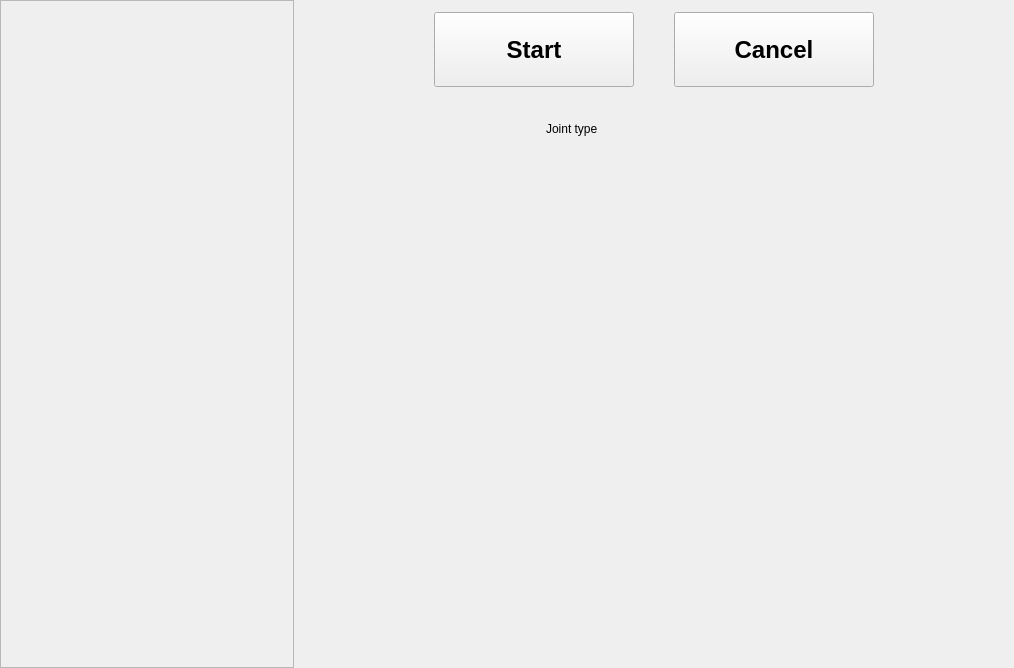
Before: the Qt Designer form forms/dovetail_camera_page.ui in jtlemon/sanding_machine, drawn with Qt 5.
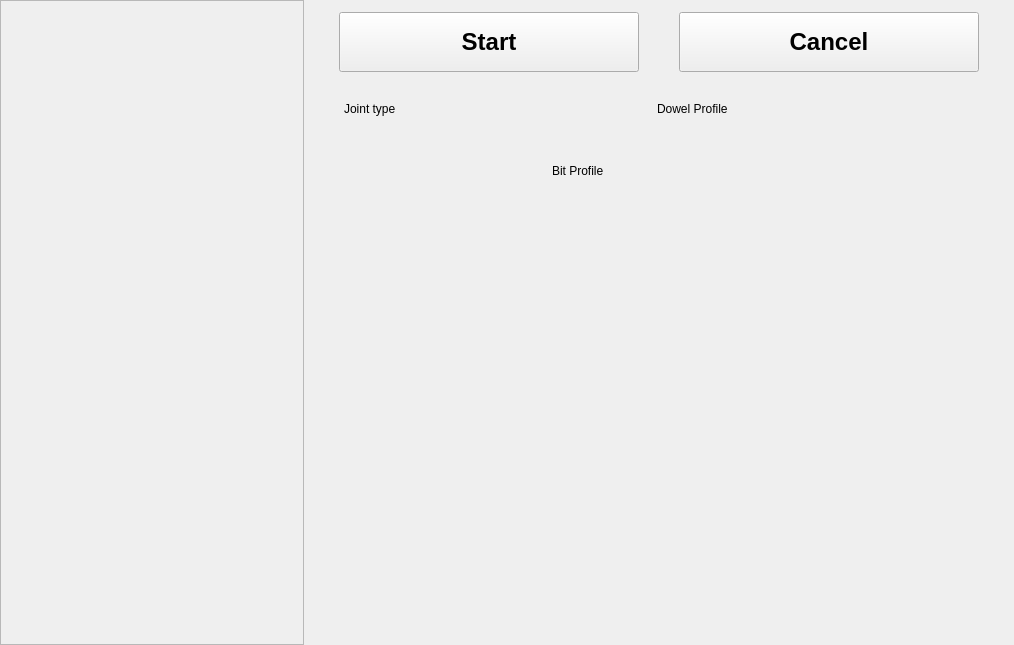
After: the same form once the commit is applied. Icons and pictures are not drawn. Custom widgets are drawn as their Qt base class.

Commit message: activate unit conversion and load the profiles in the camera page

```diff
--- a/forms/dovetail_camera_page.ui
+++ b/forms/dovetail_camera_page.ui
@@ -7,7 +7,7 @@
     <x>0</x>
     <y>0</y>
     <width>1014</width>
-    <height>668</height>
+    <height>645</height>
    </rect>
   </property>
   <property name="windowTitle">
@@ -43,7 +43,7 @@
     </widget>
    </item>
    <item>
-    <layout class="QVBoxLayout" name="verticalLayout" stretch="0,0,0,0,1">
+    <layout class="QVBoxLayout" name="verticalLayout" stretch="0,0,0,0,0,1">
      <property name="spacing">
       <number>12</number>
      </property>
@@ -72,8 +72,8 @@
         <widget class="QPushButton" name="start_button">
          <property name="minimumSize">
           <size>
-           <width>200</width>
-           <height>75</height>
+           <width>300</width>
+           <height>60</height>
           </size>
          </property>
          <property name="font">
@@ -96,8 +96,8 @@
         <widget class="QPushButton" name="cancel_Button">
          <property name="minimumSize">
           <size>
-           <width>200</width>
-           <height>75</height>
+           <width>300</width>
+           <height>60</height>
           </size>
          </property>
          <property name="font">
@@ -129,9 +129,9 @@
       </layout>
      </item>
      <item>
-      <layout class="QHBoxLayout" name="horizontalLayout_3">
+      <layout class="QHBoxLayout" name="horizontalLayout_3" stretch="0,0,1,0,1,0">
        <item>
-        <spacer name="horizontalSpacer_6">
+        <spacer name="horizontalSpacer_5">
          <property name="orientation">
           <enum>Qt::Horizontal</enum>
          </property>
@@ -155,7 +155,74 @@
          <property name="minimumSize">
           <size>
            <width>150</width>
-           <height>60</height>
+           <height>50</height>
+          </size>
+         </property>
+        </widget>
+       </item>
+       <item>
+        <widget class="QLabel" name="label">
+         <property name="text">
+          <string>Dowel Profile</string>
+         </property>
+        </widget>
+       </item>
+       <item>
+        <widget class="ProfileComboBox" name="dowel_profile_combo" native="true">
+         <property name="minimumSize">
+          <size>
+           <width>150</width>
+           <height>50</height>
+          </size>
+         </property>
+        </widget>
+       </item>
+       <item>
+        <spacer name="horizontalSpacer_6">
+         <property name="orientation">
+          <enum>Qt::Horizontal</enum>
+         </property>
+         <property name="sizeHint" stdset="0">
+          <size>
+           <width>40</width>
+           <height>20</height>
+          </size>
+         </property>
+        </spacer>
+       </item>
+      </layout>
+     </item>
+     <item>
+      <layout class="QHBoxLayout" name="horizontalLayout_2">
+       <property name="topMargin">
+        <number>0</number>
+       </property>
+       <item>
+        <spacer name="horizontalSpacer_4">
+         <property name="orientation">
+          <enum>Qt::Horizontal</enum>
+         </property>
+         <property name="sizeHint" stdset="0">
+          <size>
+           <width>40</width>
+           <height>20</height>
+          </size>
+         </property>
+        </spacer>
+       </item>
+       <item>
+        <widget class="QLabel" name="label_2">
+         <property name="text">
+          <string>Bit Profile</string>
+         </property>
+        </widget>
+       </item>
+       <item>
+        <widget class="ProfileComboBox" name="bit_profile_combo" native="true">
+         <property name="minimumSize">
+          <size>
+           <width>150</width>
+           <height>50</height>
           </size>
          </property>
         </widget>
@@ -207,14 +274,14 @@
         <widget class="QLabel" name="camera_display">
          <property name="minimumSize">
           <size>
-           <width>720</width>
-           <height>420</height>
+           <width>0</width>
+           <height>0</height>
           </size>
          </property>
          <property name="maximumSize">
           <size>
-           <width>720</width>
-           <height>400</height>
+           <width>16777215</width>
+           <height>16777215</height>
           </size>
          </property>
          <property name="text">
```
Left out of the diff: 2 changed lines with no effect on the pictures. The commit also changes 25 other files.
